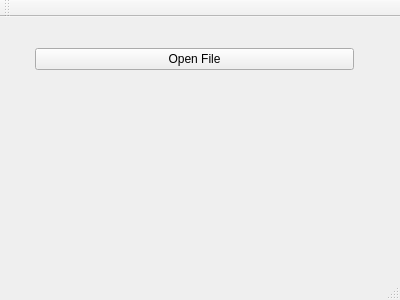
nzhoucsu/centerline_qt, file mainwindow.ui: the form before one commit.
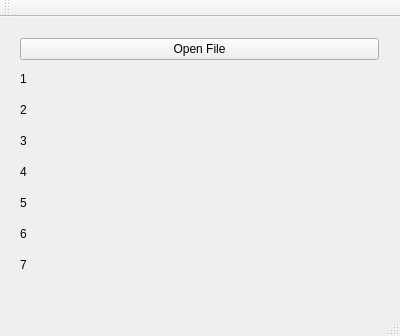
The form after the commit.

Commit message: ADD: open CSV file, display file name and file_new name on ui

What changed in the file:
```diff
--- a/mainwindow.ui
+++ b/mainwindow.ui
@@ -7,7 +7,7 @@
     <x>0</x>
     <y>0</y>
     <width>400</width>
-    <height>300</height>
+    <height>336</height>
    </rect>
   </property>
   <property name="windowTitle">
@@ -17,10 +17,10 @@
    <widget class="QWidget" name="">
     <property name="geometry">
      <rect>
-      <x>24</x>
-      <y>20</y>
-      <width>341</width>
-      <height>211</height>
+      <x>9</x>
+      <y>10</y>
+      <width>381</width>
+      <height>261</height>
      </rect>
     </property>
     <layout class="QVBoxLayout" name="verticalLayout">
@@ -34,42 +34,49 @@
      <item>
       <widget class="QLabel" name="file_name">
        <property name="text">
-        <string/>
+        <string>1</string>
        </property>
       </widget>
      </item>
      <item>
       <widget class="QLabel" name="rslt_tag">
        <property name="text">
-        <string/>
+        <string>2</string>
        </property>
       </widget>
      </item>
      <item>
       <widget class="QLabel" name="run_num">
        <property name="text">
-        <string/>
+        <string>3</string>
        </property>
       </widget>
      </item>
      <item>
       <widget class="QLabel" name="succ_num">
        <property name="text">
-        <string/>
+        <string>4</string>
        </property>
       </widget>
      </item>
      <item>
       <widget class="QLabel" name="fail_num">
        <property name="text">
-        <string/>
+        <string>5</string>
        </property>
       </widget>
      </item>
      <item>
       <widget class="QLabel" name="fail_idx">
        <property name="text">
-        <string/>
+        <string>6</string>
+       </property>
+      </widget>
+     </item>
+     <item>
+      <widget class="QLabel" name="new_file">
+       <property name="text">
+        <string>7</string>
        </property>
       </widget>
      </item>
```
The commit also changes 1 other file.
